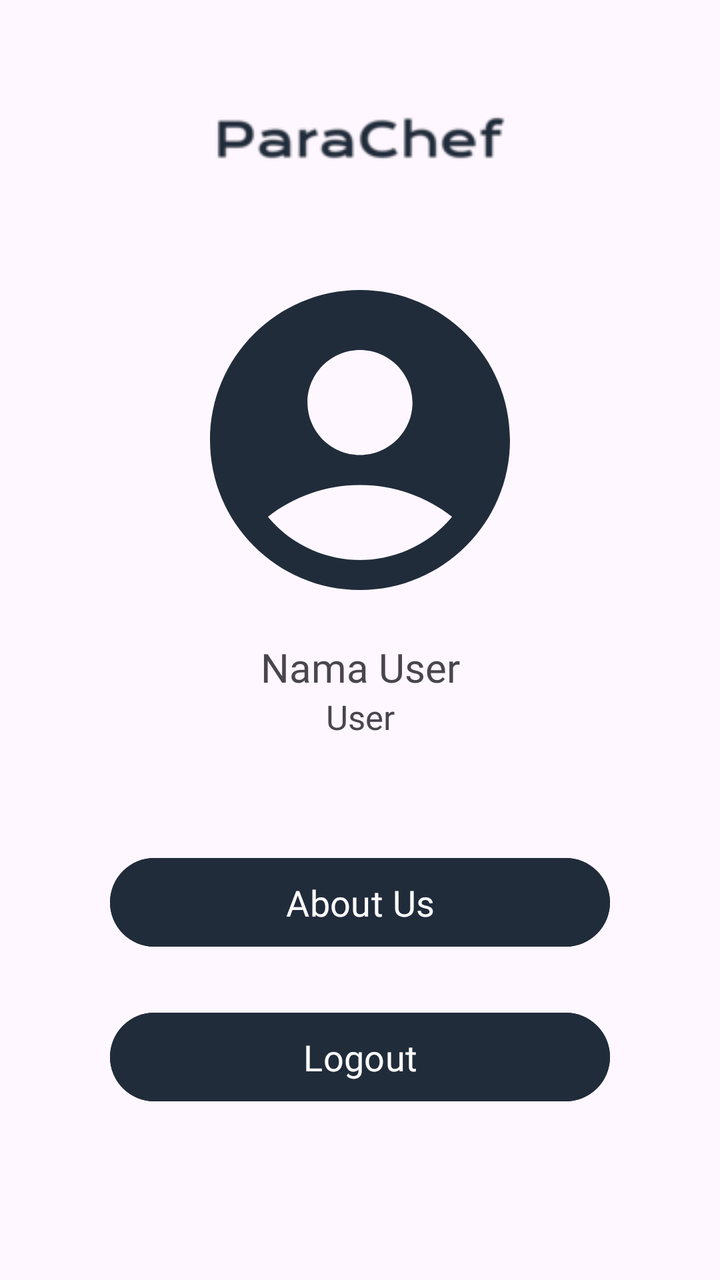
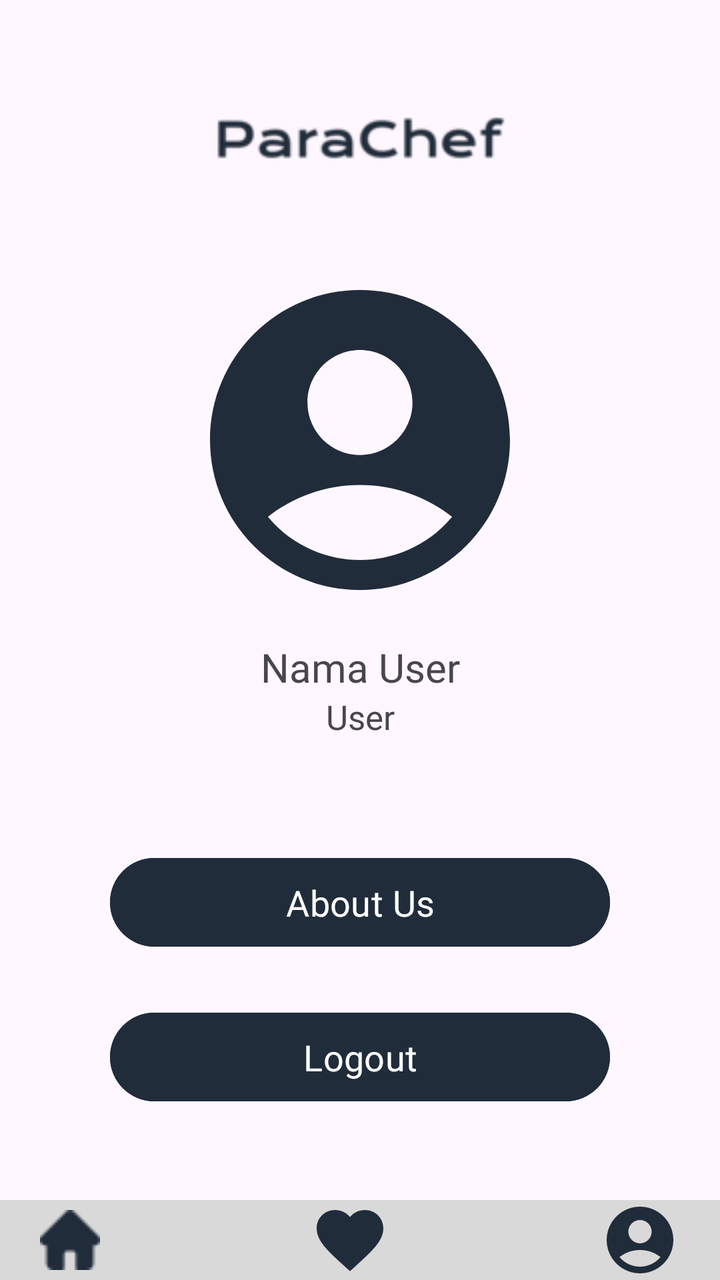

An Android layout rendered at two revisions. The XML below is the earlier revision; the diff shows what the commit changed to produce the second picture.
<!-- AndroidManifest.xml: application theme Theme.Parachef -->
<!-- res/layout/profile.xml -->
<?xml version="1.0" encoding="utf-8"?>
<RelativeLayout
    xmlns:android="http://schemas.android.com/apk/res/android"
    xmlns:app="http://schemas.android.com/apk/res-auto"
    xmlns:tools="http://schemas.android.com/tools"
    android:id="@+id/main"
    android:layout_width="match_parent"
    android:layout_height="match_parent"
    tools:context=".Profile">

    <FrameLayout
        android:id="@+id/frameLayout"
        android:layout_width="match_parent"
        android:layout_height="100dp">

        <ImageView
            android:layout_width="wrap_content"
            android:layout_height="wrap_content"
            android:layout_marginTop="20dp"
            android:src="@drawable/ic_logo2"
            android:layout_gravity="center"/>
    </FrameLayout>

    <LinearLayout
        android:layout_width="match_parent"
        android:layout_height="wrap_content"
        android:layout_marginEnd="25dp"
        android:layout_marginStart="25dp"
        android:layout_marginTop="100dp"
        android:orientation="vertical">

        <ImageView
            android:layout_width="180dp"
            android:layout_height="180dp"
            android:layout_marginTop="30dp"
            android:layout_gravity="center"
            android:src="@drawable/ic_profile"/>

        <TextView
            android:layout_width="match_parent"
            android:layout_height="wrap_content"
            android:fontFamily="@font/poppins_bold"
            android:layout_marginTop="10dp"
            android:textSize="20sp"
            android:gravity="center"
            android:text="Nama User"/>

        <TextView
            android:layout_width="match_parent"
            android:layout_height="wrap_content"
            android:fontFamily="@font/poppins_bold"
            android:textSize="17sp"
            android:gravity="center"
            android:text="User"/>
    </LinearLayout>

    <LinearLayout
        android:layout_width="match_parent"
        android:layout_height="wrap_content"
        android:layout_marginEnd="25dp"
        android:layout_marginStart="25dp"
        android:orientation="vertical"
        android:layout_marginTop="400dp">

        <Button
            android:id="@+id/btnAbout"
            android:layout_width="match_parent"
            android:layout_height="wrap_content"
            android:text="About Us"
            android:backgroundTint="@color/primary"
            android:fontFamily="@font/poppins_semibold"
            android:textColor="#FFFFFF"
            android:textSize="18sp"
            android:layout_marginEnd="30dp"
            android:layout_marginStart="30dp"
            android:padding="10dp"
            android:layout_marginTop="25dp"/>

        <Button
            android:id="@+id/btnLogout"
            android:layout_width="match_parent"
            android:layout_height="wrap_content"
            android:text="Logout"
            android:backgroundTint="@color/primary"
            android:fontFamily="@font/poppins_semibold"
            android:textColor="#FFFFFF"
            android:textSize="18sp"
            android:layout_marginEnd="30dp"
            android:layout_marginStart="30dp"
            android:padding="10dp"
            android:layout_marginTop="25dp"/>
    </LinearLayout>
    <LinearLayout
        android:layout_width="match_parent"
        android:layout_height="match_parent"
        android:orientation="horizontal"
        android:background="@color/nav"
        android:layout_marginTop="800dp">

        <ImageView
            android:id="@+id/navhome"
            android:layout_width="30dp"
            android:layout_height="30dp"
            android:layout_gravity="center"
            android:src="@drawable/navhome"
            android:layout_marginStart="45dp"/>
        <ImageView
            android:id="@+id/navfav"
            android:layout_width="40dp"
            android:layout_height="40dp"
            android:layout_gravity="center"
            android:src="@drawable/favadd"
            android:layout_marginStart="105dp"/>
        <ImageView
            android:id="@+id/navprof"
            android:layout_width="40dp"
            android:layout_height="40dp"
            android:layout_gravity="center"
            android:src="@drawable/ic_profile"
            android:layout_marginStart="105dp"/>
    </LinearLayout>

</RelativeLayout>
<!-- resources referenced by this layout -->
<resources>
  <color name="nav">#D9D9D9</color>
  <color name="primary">#212C3B</color>
  <!-- drawable favadd (drawable) -->
  <vector xmlns:android="http://schemas.android.com/apk/res/android" android:height="24dp" android:tint="#212C3B" android:viewportHeight="24" android:viewportWidth="24" android:width="24dp">
        
      <path android:fillColor="@android:color/white" android:pathData="M12,21.35l-1.45,-1.32C5.4,15.36 2,12.28 2,8.5 2,5.42 4.42,3 7.5,3c1.74,0 3.41,0.81 4.5,2.09C13.09,3.81 14.76,3 16.5,3 19.58,3 22,5.42 22,8.5c0,3.78 -3.4,6.86 -8.55,11.54L12,21.35z"/>
      
  </vector>
  <!-- drawable ic_logo2: png bitmap (drawable, 6633 bytes) -->
  <!-- drawable ic_profile (drawable) -->
  <vector xmlns:android="http://schemas.android.com/apk/res/android" android:height="24dp" android:tint="#212C3B" android:viewportHeight="24" android:viewportWidth="24" android:width="24dp">
        
      <path android:fillColor="@android:color/white" android:pathData="M12,2C6.48,2 2,6.48 2,12s4.48,10 10,10s10,-4.48 10,-10S17.52,2 12,2zM12,6c1.93,0 3.5,1.57 3.5,3.5S13.93,13 12,13s-3.5,-1.57 -3.5,-3.5S10.07,6 12,6zM12,20c-2.03,0 -4.43,-0.82 -6.14,-2.88C7.55,15.8 9.68,15 12,15s4.45,0.8 6.14,2.12C16.43,19.18 14.03,20 12,20z"/>
      
  </vector>
  <!-- drawable navhome: png bitmap (drawable, 450 bytes) -->
  <style name="Theme.Parachef" parent="Base.Theme.Parachef" />
  <style name="Base.Theme.Parachef" parent="Theme.Material3.DayNight.NoActionBar">
          
          
      </style>
</resources>

<!-- the commit's change to res/layout/profile.xml (unified diff, before → after) -->
@@ -37,6 +37,7 @@
             android:src="@drawable/ic_profile"/>
 
         <TextView
+            android:id="@+id/namapengguna"
             android:layout_width="match_parent"
             android:layout_height="wrap_content"
             android:fontFamily="@font/poppins_bold"
@@ -92,10 +93,10 @@
     </LinearLayout>
     <LinearLayout
         android:layout_width="match_parent"
-        android:layout_height="match_parent"
+        android:layout_height="wrap_content"
         android:orientation="horizontal"
         android:background="@color/nav"
-        android:layout_marginTop="800dp">
+        android:layout_alignParentBottom="true">
 
         <ImageView
             android:id="@+id/navhome"
@@ -103,7 +104,7 @@
             android:layout_height="30dp"
             android:layout_gravity="center"
             android:src="@drawable/navhome"
-            android:layout_marginStart="45dp"/>
+            android:layout_marginStart="20dp"/>
         <ImageView
             android:id="@+id/navfav"
             android:layout_width="40dp"
